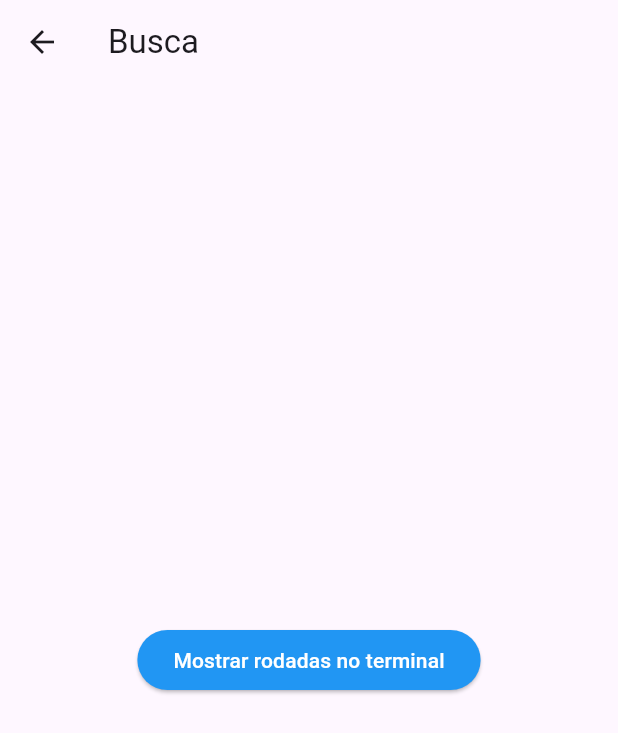
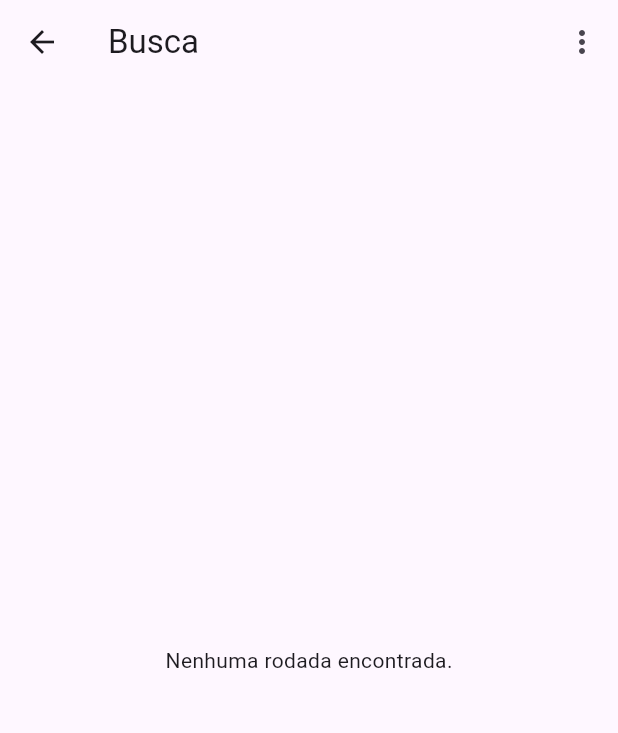
Before and after one commit to JoaoGabriel-hub/Sudoku-Dart, a Flutter app: the screen it shows after launch, after a tap on "Busca", on a phone screen of 412 x 824 dp. Shown: the top 733 px of the screen. Run offline on Flutter 3.47's test engine with Material 3 defaults, Android fonts, the phone set to English and light mode, and no system bars; our stand-ins replace sqflite_common, sqflite_common_ffi; missing offline and left inert: sudoku_dart; accounts and stored records are empty.

Commit message:
feat: adc barra de consulta e fazendo uma lista para armazenar as rodadas

```diff
--- a/lib/pages/busca.dart
+++ b/lib/pages/busca.dart
@@ -15,6 +15,8 @@ class Busca extends StatefulWidget {
 
 class _Busca extends State<Busca> {
   late Database database;
+  List<Map<String, dynamic>> rodadas = []; // Lista para armazenar as rodadas do banco
+  int? selectedLevel; // Nível de dificuldade selecionado
 
   @override
   void initState() {
@@ -37,28 +39,26 @@ class _Busca extends State<Busca> {
         id INTEGER PRIMARY KEY AUTOINCREMENT,
         name VARCHAR NOT NULL,
         result INTEGER,
-      level INTEGER
+        level INTEGER,
+        date TEXT NOT NULL
       );
       """);
       print('Banco de dados inicializado em $path');
+      await _fetchRodadas(); // Busca as rodadas ao iniciar o app
     } catch (e) {
       print('Erro ao inicializar o banco de dados: $e');
     }
   }
 
-  Future<void> _printRodadas() async {
+  Future<void> _fetchRodadas({int? level}) async {
     try {
-      // Busca todas as rodadas da tabela
-      final rodadas = await database.query('rodadas');
-      if (rodadas.isEmpty) {
-        print('Nenhuma rodada encontrada.');
-      } else {
-        print('Rodadas salvas:');
-        for (var rodada in rodadas) {
-          print(
-              'Jogador: ${rodada['name']}, Resultado: ${rodada['result']}, Nível: ${rodada['level']}');
-        }
-      }
+      // Consulta as rodadas filtrando pelo nível se necessário
+      final data = level != null
+          ? await database.query('rodadas', where: 'level = ?', whereArgs: [level])
+          : await database.query('rodadas');
+      setState(() {
+        rodadas = data; // Atualiza a lista de rodadas com os dados do banco
+      });
     } catch (e) {
       print('Erro ao buscar rodadas: $e');
     }
@@ -67,16 +67,52 @@ class _Busca extends State<Busca> {
   @override
   Widget build(BuildContext context) {
     return Scaffold(
-      appBar: AppBar(title: Text('Busca')),
-      body: Center(
-        child: ElevatedButton(
-          onPressed: _printRodadas,
-          style: ElevatedButton.styleFrom(
-            backgroundColor: Colors.blue,
-            foregroundColor: Colors.white,
+      appBar: AppBar(
+        title: Text('Busca'),
+        actions: [
+          PopupMenuButton<int>(
+            onSelected: (int level) async {
+              setState(() {
+                selectedLevel = level; // Atualiza o nível selecionado
+              });
+              await _fetchRodadas(level: level); // Filtra as rodadas pelo nível selecionado
+            },
+            itemBuilder: (BuildContext context) => [
+              PopupMenuItem(value: null, child: Text("Todos os níveis")),
+              PopupMenuItem(value: 0, child: Text("Fácil")),
+              PopupMenuItem(value: 1, child: Text("Médio")),
+              PopupMenuItem(value: 2, child: Text("Difícil")),
+              PopupMenuItem(value: 3, child: Text("Expert")),
+            ],
           ),
-          child: Text('Mostrar rodadas no terminal'),
+        ],
       ),
+      body: rodadas.isEmpty
+          ? Center(
+              child: Text(selectedLevel == null
+                  ? 'Nenhuma rodada encontrada.'
+                  : 'Nenhuma rodada encontrada para o nível selecionado.'),
+            )
+          : ListView.builder(
+              itemCount: rodadas.length,
+              itemBuilder: (context, index) {
+                final rodada = rodadas[index];
+                return Card(
+                  margin: EdgeInsets.symmetric(vertical: 8, horizontal: 16),
+                  child: ListTile(
+                    title: Text('Jogador: ${rodada['name']}'),
+                    subtitle: Column(
+                      crossAxisAlignment: CrossAxisAlignment.start,
+                      children: [
+                        Text('Resultado: ${rodada['result'] == 1 ? "Vitória" : "Derrota"}'),
+                        Text('Nível: ${rodada['level']}'),
+                        Text('Data: ${rodada['date']}'),
+                      ],
+                    ),
+                    trailing: Text('ID: ${rodada['id']}'),
+                  ),
+                );
+              },
             ),
     );
   }
```
Lines whose indentation alone changed are shown as unchanged.
